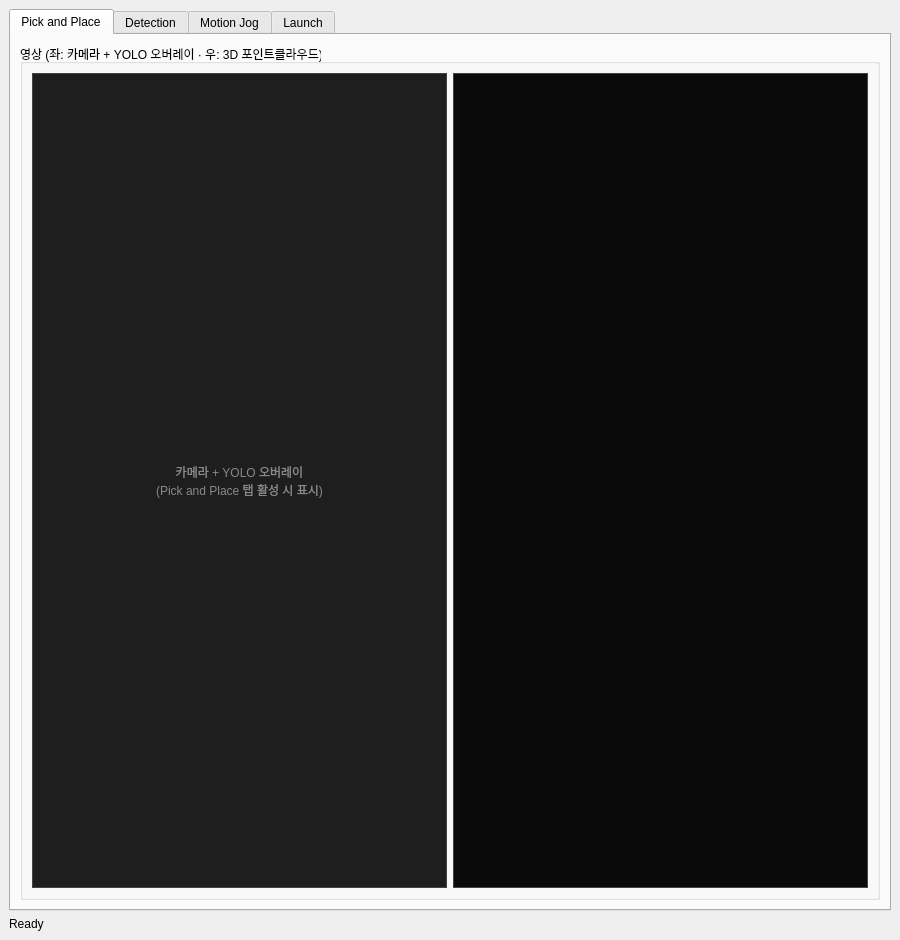
First picture: the form in openarmx_ws/src/pick_and_place/ptp/openarmx_ptp_ui/ui/ptp_pnp_ui.ui, repository kuks2309/TR-Works-A2, before the edit.
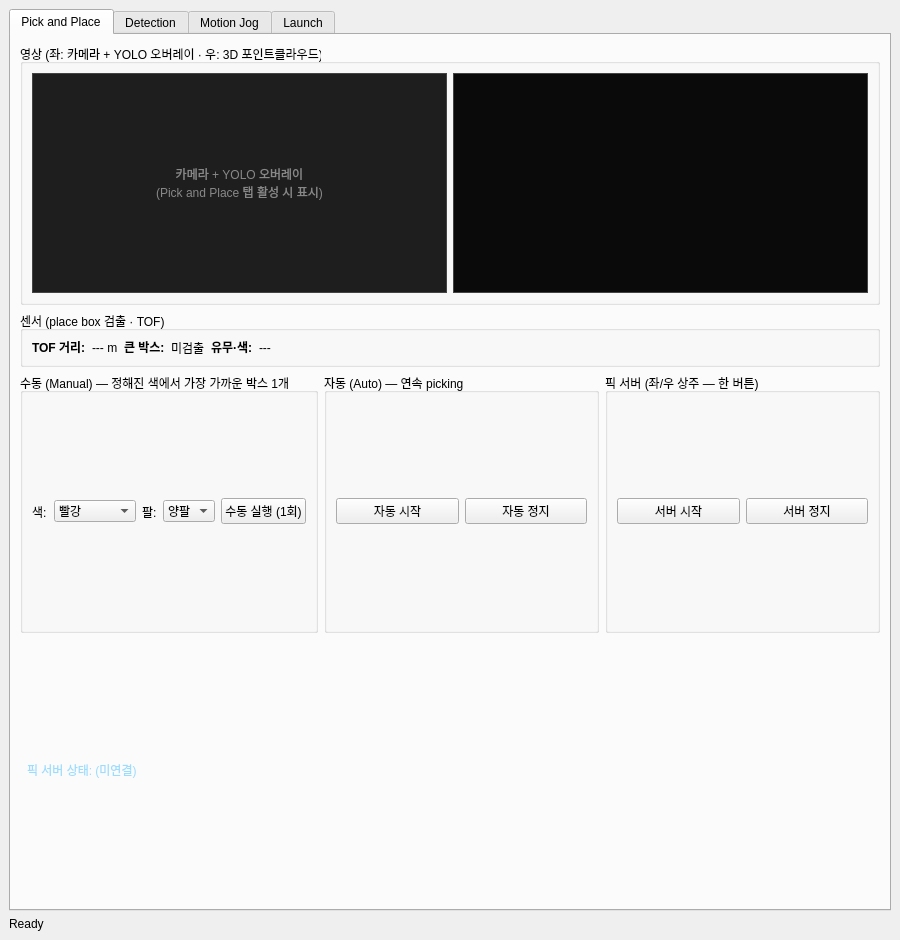
Second picture: the form after the edit.

Commit message:
feat(pick): 양팔 픽 안정화 — 파지검출 자동캘리브·접근높이·충돌방지·자유구동 UI
- ptp_pick_seq_v2_left: 파지 완전닫힘(GRIP_80=0)+effort 1로 무른박스 으깸방지,
  접근높이 0.88(박스상단 0.81 위로 진입해 박스 안 침), 빈손바닥 대비 상대 임계(self.grip_thr),
  INIT 그리퍼 열림(이동 시 닫고 감), 측면 엄격분리(폴백 제거: 자기측면 없으면 대기)
- ptp_pick_resident(신규): --side 공백/등호 파싱 견고화, 양팔 뮤텍스(/allow_dual_arm 조건부),
  기동 시 파지 자동 캘리브레이션(빈손바닥 측정→상대임계), 닫고이동→박스위 열기→하강 시퀀스
- ptp UI: 자동 전용 색 콤보(수동과 분리, 전체=색무관), 양팔 동시구동 허용 체크박스,
  Motion Jog 자유구동(좌/우) 토글 버튼(arm_freedrive.py 호출)
- extract_tcp_traj(신규): rosbag /joint_states FK→hand_tcp 궤적 추출(CSV+그래프)

```diff
--- a/openarmx_ws/src/pick_and_place/ptp/openarmx_ptp_ui/ui/ptp_pnp_ui.ui
+++ b/openarmx_ws/src/pick_and_place/ptp/openarmx_ptp_ui/ui/ptp_pnp_ui.ui
@@ -36,8 +36,14 @@
             <widget class="QLabel" name="imgCamPnp">
              <property name="minimumSize">
               <size>
-               <width>320</width>
-               <height>300</height>
+               <width>240</width>
+               <height>180</height>
+              </size>
+             </property>
+             <property name="maximumSize">
+              <size>
+               <width>16777215</width>
+               <height>240</height>
               </size>
              </property>
              <property name="alignment">
@@ -56,8 +62,14 @@
             <widget class="QWidget" name="cloudHolderPnp" native="true">
              <property name="minimumSize">
               <size>
-               <width>320</width>
-               <height>300</height>
+               <width>240</width>
+               <height>180</height>
+              </size>
+             </property>
+             <property name="maximumSize">
+              <size>
+               <width>16777215</width>
+               <height>240</height>
               </size>
              </property>
              <property name="styleSheet">
@@ -82,6 +94,231 @@
           </layout>
          </widget>
         </item>
+        <item>
+         <widget class="QGroupBox" name="grpSensorsPnp">
+          <property name="sizePolicy">
+           <sizepolicy hsizetype="Preferred" vsizetype="Maximum">
+            <horstretch>0</horstretch>
+            <verstretch>0</verstretch>
+           </sizepolicy>
+          </property>
+          <property name="maximumSize">
+           <size>
+            <width>16777215</width>
+            <height>56</height>
+           </size>
+          </property>
+          <property name="title">
+           <string>센서 (place box 검출 · TOF)</string>
+          </property>
+          <layout class="QHBoxLayout" name="sensorsPnpLayout">
+           <property name="topMargin">
+            <number>2</number>
+           </property>
+           <property name="bottomMargin">
+            <number>2</number>
+           </property>
+           <item>
+            <widget class="QLabel" name="lblTofPnpCap">
+             <property name="text">
+              <string>&lt;b&gt;TOF 거리:&lt;/b&gt;</string>
+             </property>
+            </widget>
+           </item>
+           <item>
+            <widget class="QLabel" name="lblTofPnp">
+             <property name="text">
+              <string>--- m</string>
+             </property>
+            </widget>
+           </item>
+           <item>
+            <widget class="QLabel" name="lblBigBoxCap">
+             <property name="text">
+              <string>&lt;b&gt;큰 박스:&lt;/b&gt;</string>
+             </property>
+            </widget>
+           </item>
+           <item>
+            <widget class="QLabel" name="lblBigBox">
+             <property name="text">
+              <string>미검출</string>
+             </property>
+            </widget>
+           </item>
+           <item>
+            <widget class="QLabel" name="lblBigBoxColorCap">
+             <property name="text">
+              <string>&lt;b&gt;유무·색:&lt;/b&gt;</string>
+             </property>
+            </widget>
+           </item>
+           <item>
+            <widget class="QLabel" name="lblBigBoxColor">
+             <property name="text">
+              <string>---</string>
+             </property>
+            </widget>
+           </item>
+           <item>
+            <spacer name="sensorsPnpSpacer">
+             <property name="orientation">
+              <enum>Qt::Horizontal</enum>
+             </property>
+             <property name="sizeHint" stdset="0">
+              <size>
+               <width>40</width>
+               <height>20</height>
+              </size>
+             </property>
+            </spacer>
+           </item>
+          </layout>
+         </widget>
+        </item>
+        <item>
+         <layout class="QHBoxLayout" name="pnpCtrlLayout">
+          <item>
+           <widget class="QGroupBox" name="grpManual">
+            <property name="title">
+             <string>수동 (Manual) — 정해진 색에서 가장 가까운 박스 1개</string>
+            </property>
+            <layout class="QHBoxLayout" name="manualLayout">
+             <item>
+              <widget class="QLabel" name="lblColorPnp">
+               <property name="text">
+                <string>색:</string>
+               </property>
+              </widget>
+             </item>
+             <item>
+              <widget class="QComboBox" name="comboColorPnp">
+               <item>
+                <property name="text">
+                 <string>빨강</string>
+                </property>
+               </item>
+               <item>
+                <property name="text">
+                 <string>노랑</string>
+                </property>
+               </item>
+               <item>
+                <property name="text">
+                 <string>녹색</string>
+                </property>
+               </item>
+               <item>
+                <property name="text">
+                 <string>파랑</string>
+                </property>
+               </item>
+               <item>
+                <property name="text">
+                 <string>주황</string>
+                </property>
+               </item>
+               <item>
+                <property name="text">
+                 <string>자동(전체)</string>
+                </property>
+               </item>
+              </widget>
+             </item>
+             <item>
+              <widget class="QLabel" name="lblSidePnp">
+               <property name="text">
+                <string>팔:</string>
+               </property>
+              </widget>
+             </item>
+             <item>
+              <widget class="QComboBox" name="comboSidePnp">
+               <item>
+                <property name="text">
+                 <string>양팔</string>
+                </property>
+               </item>
+               <item>
+                <property name="text">
+                 <string>좌</string>
+                </property>
+               </item>
+               <item>
+                <property name="text">
+                 <string>우</string>
+                </property>
+               </item>
+              </widget>
+             </item>
+             <item>
+              <widget class="QPushButton" name="btnPickOnce">
+               <property name="text">
+                <string>수동 실행 (1회)</string>
+               </property>
+              </widget>
+             </item>
+            </layout>
+           </widget>
+          </item>
+          <item>
+           <widget class="QGroupBox" name="grpAuto">
+            <property name="title">
+             <string>자동 (Auto) — 연속 picking</string>
+            </property>
+            <layout class="QHBoxLayout" name="autoLayout">
+             <item>
+              <widget class="QPushButton" name="btnAutoStart">
+               <property name="text">
+                <string>자동 시작</string>
+               </property>
+              </widget>
+             </item>
+             <item>
+              <widget class="QPushButton" name="btnAutoStop">
+               <property name="text">
+                <string>자동 정지</string>
+               </property>
+              </widget>
+             </item>
+            </layout>
+           </widget>
+          </item>
+          <item>
+           <widget class="QGroupBox" name="grpSrv">
+            <property name="title">
+             <string>픽 서버 (좌/우 상주 — 한 버튼)</string>
+            </property>
+            <layout class="QHBoxLayout" name="srvLayout">
+             <item>
+              <widget class="QPushButton" name="btnSrvStart">
+               <property name="text">
+                <string>서버 시작</string>
+               </property>
+              </widget>
+             </item>
+             <item>
+              <widget class="QPushButton" name="btnSrvStop">
+               <property name="text">
+                <string>서버 정지</string>
+               </property>
+              </widget>
+             </item>
+            </layout>
+           </widget>
+          </item>
+         </layout>
+        </item>
+        <item>
+         <widget class="QLabel" name="lblPnpStatus">
+          <property name="text">
+           <string>픽 서버 상태: (미연결)</string>
+          </property>
+          <property name="styleSheet">
+           <string>color:#9CDCFE; padding:4px;</string>
+          </property>
+         </widget>
+        </item>
        </layout>
       </widget>
       <!-- ================= TAB 2: Detection (영상 + AlignToBoxes) ================= -->
```
Left out of the diff: 29 changed lines with no effect on the pictures. The commit also changes 6 other files.
